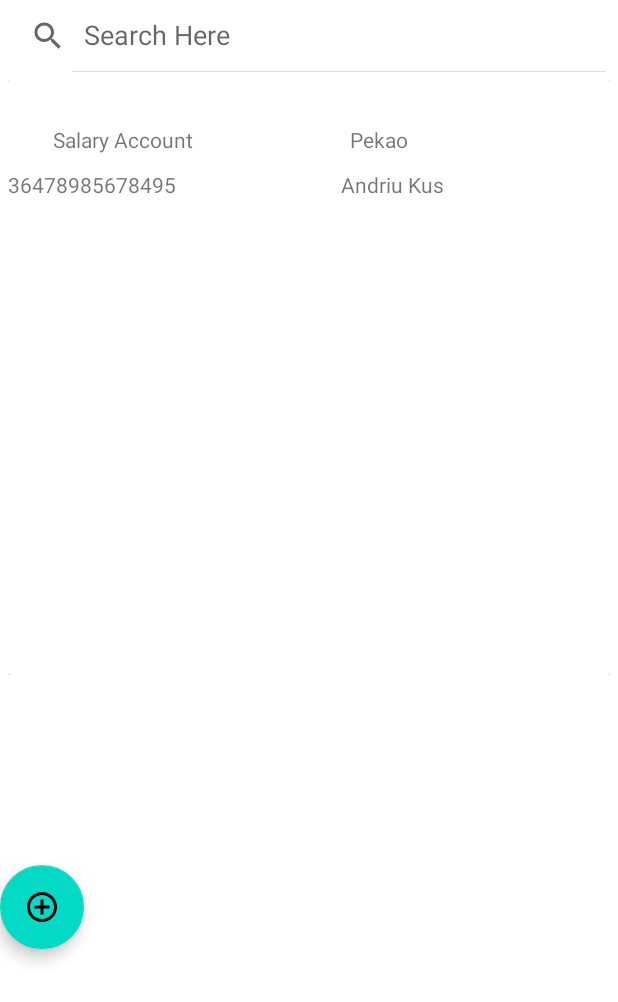
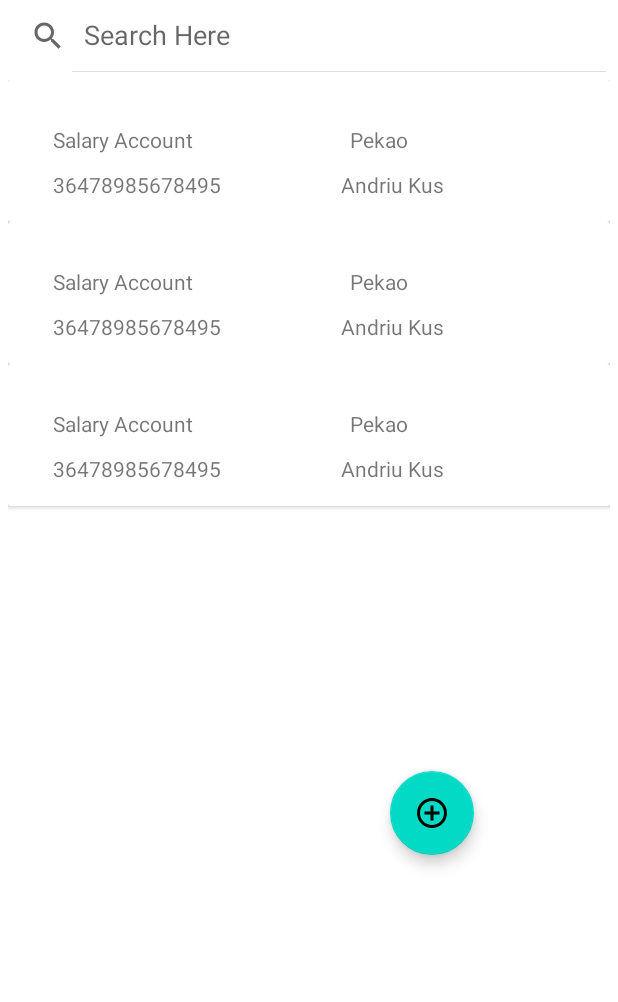
Before and after one commit to NovykovaNatalia/SmartNote, an Android app: the layout fragment_bank_account.xml on its own in the app's theme, with its tools: preview values and no code run, on a phone screen of 412 x 824 dp. Shown: the top 1002 px of the screen. Run offline under Robolectric (Android 15) with nearby library versions, the phone set to English and light mode, and no system bars.

```diff
--- a/app/src/main/res/layout/fragment_bank_account.xml
+++ b/app/src/main/res/layout/fragment_bank_account.xml
@@ -16,18 +16,16 @@
     <androidx.recyclerview.widget.RecyclerView
         android:id="@+id/recyclerView"
         android:layout_width="match_parent"
-        tools:listitem="@layout/item_bank_account"
-        android:layout_height="wrap_content"
-        android:layout_margin="5dp" />
+        android:layout_height="450dp"
+        android:layout_margin="5dp"
+        tools:listitem="@layout/item_bank_account" />
 
     <com.google.android.material.floatingactionbutton.FloatingActionButton
         android:id="@+id/floating_btn_bank_account"
         android:layout_width="wrap_content"
         android:layout_height="wrap_content"
-        android:layout_below="@+id/line_three"
-        android:layout_alignParentRight="true"
-        android:layout_marginTop="121dp"
-        android:layout_marginRight="50dp"
+        android:layout_marginTop="5dp"
+        android:layout_marginLeft="260dp"
         android:src="@drawable/ic_baseline_add_circle_outline" />
 
 </LinearLayout>
--- a/app/src/main/res/layout/item_bank_account.xml
+++ b/app/src/main/res/layout/item_bank_account.xml
@@ -3,7 +3,7 @@
 <androidx.cardview.widget.CardView xmlns:android="http://schemas.android.com/apk/res/android"
     xmlns:tools="http://schemas.android.com/tools"
     android:layout_width="match_parent"
-    android:layout_height="match_parent"
+    android:layout_height="wrap_content"
     tools:context=".MainActivity">
 
     <LinearLayout
@@ -32,6 +32,9 @@
         android:layout_height="wrap_content"
         android:id="@+id/line_two"
         android:layout_marginTop="60dp"
+        android:layout_marginRight="30dp"
+        android:layout_marginLeft="30dp"
+        android:layout_marginBottom="15dp"
         android:layout_below="@+id/line_one"
         android:orientation="horizontal">
         <TextView
```
Also changed, not shown: app/src/main/java/com/example/smartnote2/ui/bank_account/CustomRecyclerAdapter.kt (+32 -8 lines).
